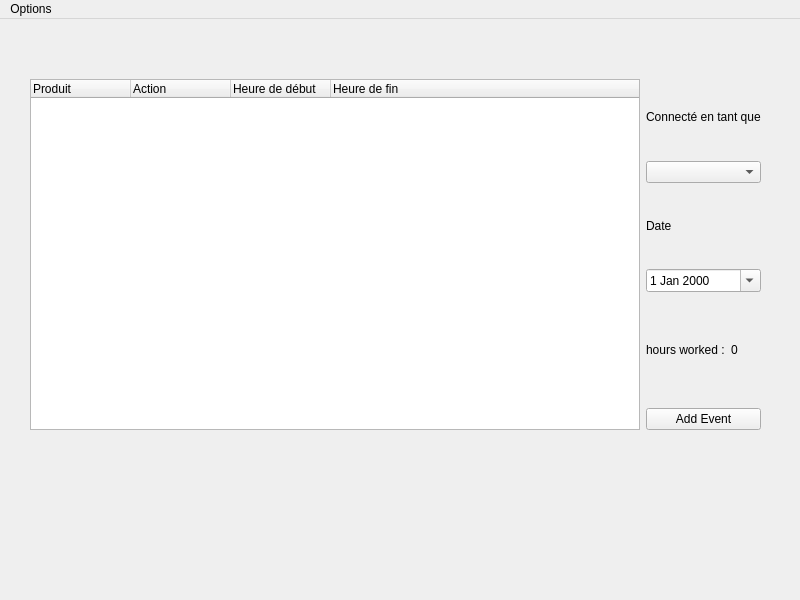
Old version of the form workview.ui in the repository Karvyz/WorkView.
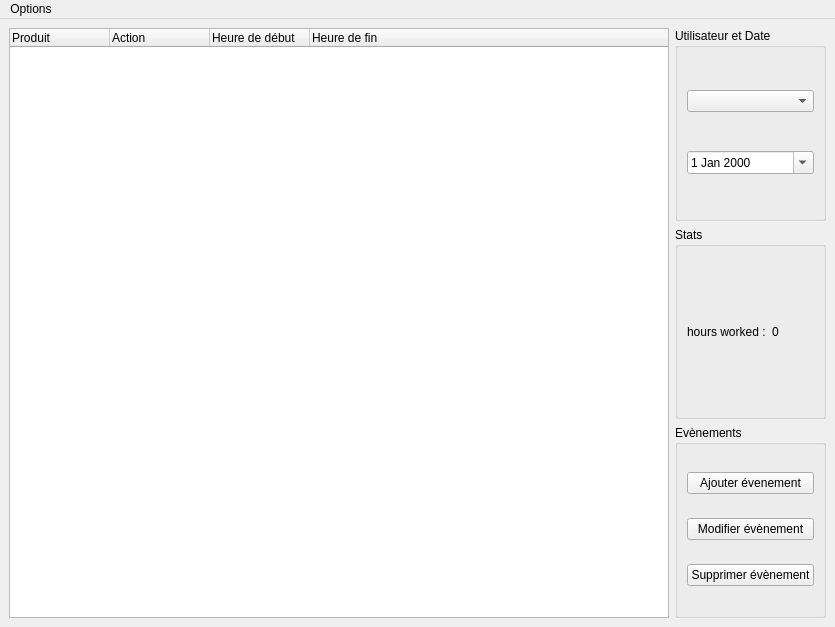
New version of the form.

Diff of the .ui file:
```diff
--- a/workview.ui
+++ b/workview.ui
@@ -6,12 +6,12 @@
    <rect>
     <x>0</x>
     <y>0</y>
-    <width>800</width>
-    <height>600</height>
+    <width>835</width>
+    <height>627</height>
    </rect>
   </property>
   <property name="sizePolicy">
-   <sizepolicy hsizetype="Minimum" vsizetype="Minimum">
+   <sizepolicy hsizetype="Preferred" vsizetype="Preferred">
     <horstretch>0</horstretch>
     <verstretch>0</verstretch>
    </sizepolicy>
@@ -20,16 +20,22 @@
    <string>WorkView</string>
   </property>
   <widget class="QWidget" name="centralwidget">
-   <widget class="QWidget" name="layoutWidget">
-    <property name="geometry">
-     <rect>
-      <x>30</x>
-      <y>60</y>
-      <width>731</width>
-      <height>351</height>
-     </rect>
-    </property>
-    <layout class="QHBoxLayout" name="horizontalLayout_2">
+   <property name="enabled">
+    <bool>true</bool>
+   </property>
+   <property name="sizePolicy">
+    <sizepolicy hsizetype="Preferred" vsizetype="Preferred">
+     <horstretch>0</horstretch>
+     <verstretch>0</verstretch>
+    </sizepolicy>
+   </property>
+   <property name="contextMenuPolicy">
+    <enum>Qt::NoContextMenu</enum>
+   </property>
+   <property name="layoutDirection">
+    <enum>Qt::LeftToRight</enum>
+   </property>
+   <layout class="QHBoxLayout" name="horizontalLayout_3">
      <item>
       <widget class="QTreeWidget" name="treeWidget">
        <column>
@@ -57,28 +63,14 @@
      <item>
       <layout class="QVBoxLayout" name="verticalLayout">
        <item>
-        <layout class="QVBoxLayout" name="verticalLayout_2">
-         <item>
-          <widget class="QLabel" name="nameLabel">
-           <property name="text">
-            <string>Connecté en tant que</string>
-           </property>
-          </widget>
-         </item>
+       <widget class="QGroupBox" name="groupBox">
+        <property name="title">
+         <string>Utilisateur et Date</string>
+        </property>
+        <layout class="QVBoxLayout" name="verticalLayout_4">
          <item>
           <widget class="QComboBox" name="nameComboBox"/>
          </item>
-        </layout>
-       </item>
-       <item>
-        <layout class="QVBoxLayout" name="verticalLayout_3">
-         <item>
-          <widget class="QLabel" name="label_2">
-           <property name="text">
-            <string>Date</string>
-           </property>
-          </widget>
-         </item>
          <item>
           <widget class="QDateEdit" name="dateEdit">
            <property name="calendarPopup">
@@ -87,7 +79,14 @@
           </widget>
          </item>
         </layout>
-       </item>
+       </widget>
+      </item>
+      <item>
+       <widget class="QGroupBox" name="groupBox_3">
+        <property name="title">
+         <string>Stats</string>
+        </property>
+        <layout class="QVBoxLayout" name="verticalLayout_3">
        <item>
         <layout class="QHBoxLayout" name="horizontalLayout">
          <item>
@@ -106,24 +105,49 @@
          </item>
         </layout>
        </item>
+        </layout>
+       </widget>
+      </item>
+      <item>
+       <widget class="QGroupBox" name="groupBox_2">
+        <property name="title">
+         <string>Evènements</string>
+        </property>
+        <layout class="QVBoxLayout" name="verticalLayout_2">
        <item>
         <widget class="QPushButton" name="pushButton">
          <property name="text">
-          <string>Add Event</string>
+            <string>Ajouter évenement</string>
          </property>
         </widget>
        </item>
-      </layout>
-     </item>
-    </layout>
-   </widget>
+         <item>
+          <widget class="QPushButton" name="pushButton_3">
+           <property name="text">
+            <string>Modifier évènement</string>
+           </property>
+          </widget>
+         </item>
+         <item>
+          <widget class="QPushButton" name="pushButton_2">
+           <property name="text">
+            <string>Supprimer évènement</string>
+           </property>
+          </widget>
+         </item>
+        </layout>
+       </widget>
+      </item>
+     </layout>
+    </item>
+   </layout>
   </widget>
   <widget class="QMenuBar" name="menubar">
    <property name="geometry">
     <rect>
      <x>0</x>
      <y>0</y>
-     <width>800</width>
+     <width>835</width>
      <height>21</height>
     </rect>
    </property>
```
Lines whose indentation alone changed are shown as unchanged.
